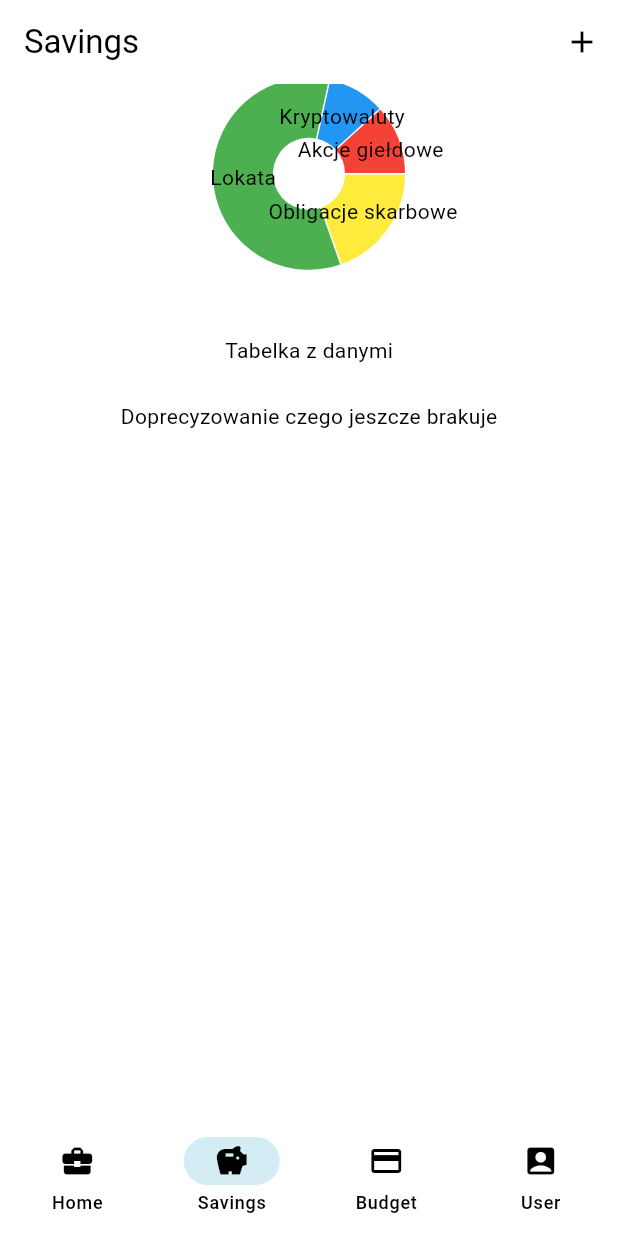
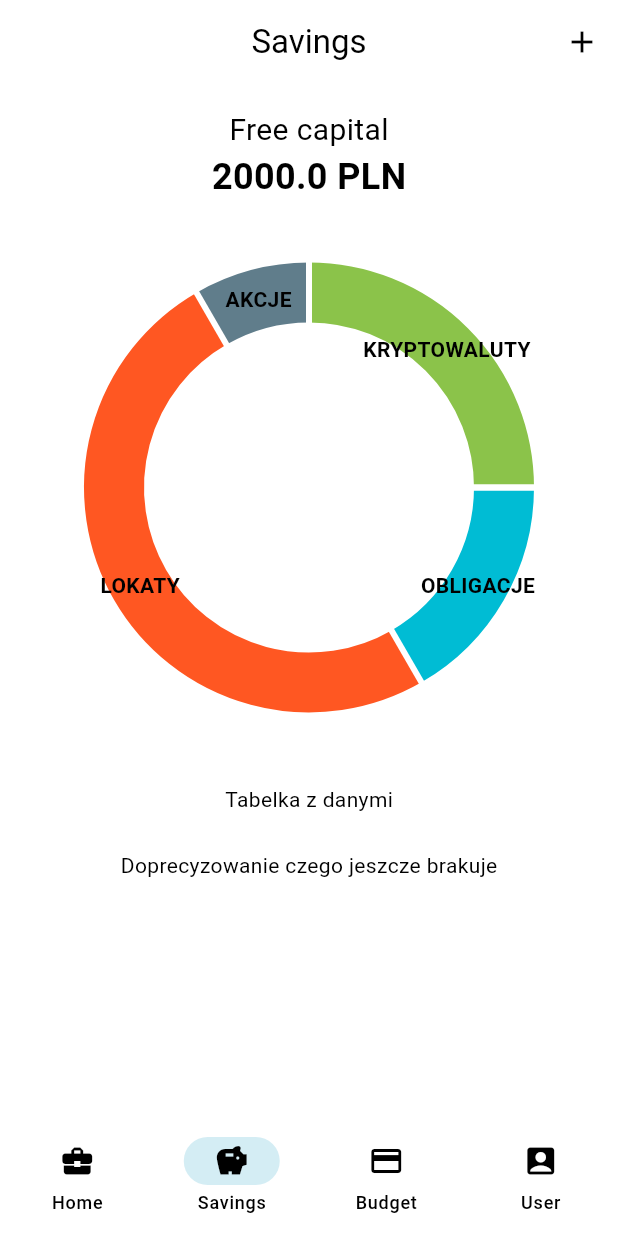
Before and after one commit to rarmand/my-entrepreneurship, a Flutter app: the screen it shows after launch, item 2 of the bottom bar chosen, on a phone screen of 412 x 824 dp. Run offline on Flutter 3.47's test engine with Material 3 defaults, Android fonts, the phone set to English and light mode, and no system bars; drawn by our look-alikes of fl_chart; our stand-ins replace equatable, firebase_core, flutter_bloc; accounts and stored records are empty; generated files the repository leaves out were written again.

Commit message:
tested more combined savings version

```diff
--- a/lib/savings/views/savings_page.dart
+++ b/lib/savings/views/savings_page.dart
@@ -6,36 +6,45 @@ class SavingsPage extends StatelessWidget {
 
   @override
   Widget build(BuildContext context) {
-    PieChartData data = PieChartData(
-      centerSpaceRadius: 24.0,
-      sectionsSpace: 1,
-      sections: <PieChartSectionData>[
-        PieChartSectionData(
-          title: 'Obligacje skarbowe',
-          value: 10000,
-          color: Colors.yellow,
-        ),
-        PieChartSectionData(
-          title: 'Lokata',
-          value: 30000,
-          color: Colors.green,
-        ),
-        PieChartSectionData(
-          title: 'Kryptowaluty',
-          value: 5000,
-          color: Colors.blue,
-        ),
-        PieChartSectionData(
-          title: 'Akcje giełdowe',
-          value: 6000,
-          color: Colors.red,
-        ),
-      ],
+    int touchedIndex = 0;
+
+    // TODO: do pobrania z bazy danych
+    const double freeCapital = 2000.0;
+    const String currency = 'PLN';
+
+    // TODO: do pobrania z bazy danych
+    // do połączenia z klasą investment z constants
+    final data = [
+      {'name': 'obligacje', 'value': 10000.0, 'color': Colors.cyan},
+      {'name': 'lokaty', 'value': 30000.0, 'color': Colors.deepOrange},
+      {'name': 'akcje', 'value': 5000.0, 'color': Colors.blueGrey},
+      {'name': 'kryptowaluty', 'value': 15000.0, 'color': Colors.lightGreen},
+    ];
+
+    List<PieChartSectionData> generateSections() {
+      return data.map((obj) {
+        return PieChartSectionData(
+          title: obj['name'].toString().toUpperCase(),
+          titleStyle: const TextStyle(
+            fontWeight: FontWeight.bold,
+          ),
+          color: obj['color'] as Color,
+          value: obj['value'] as double,
+        );
+      }).toList();
+    }
+
+    PieChartData pieChartData = PieChartData(
+      startDegreeOffset: 0,
+      centerSpaceRadius: double.infinity,
+      sectionsSpace: 4.0,
+      sections: generateSections(),
     );
 
     return Scaffold(
       appBar: AppBar(
         title: const Text('Savings'),
+        centerTitle: true,
         actions: [
           IconButton(
             onPressed: () {
@@ -47,20 +56,44 @@ class SavingsPage extends StatelessWidget {
         ],
       ),
       body: SingleChildScrollView(
-        child: AspectRatio(
-          aspectRatio: 16/9,
+        child: Container(
+          alignment: Alignment.topCenter,
           child: Column(
             children: [
-              Expanded(
-                child: AspectRatio(
-                  aspectRatio: 1,
-                  child: PieChart(
-                    data,
-                    swapAnimationDuration: const Duration(milliseconds: 150),
-                    swapAnimationCurve: Curves.linear,
-                  ),
+              const Padding(
+                padding: EdgeInsets.symmetric(vertical: 16.0),
+                child: Column(
+                  children: [
+                    Text(
+                      'Free capital',
+                      style: TextStyle(
+                        fontSize: 20.0,
+                        fontWeight: FontWeight.w400,
+                      ),
+                    ),
+                    Text(
+                      '$freeCapital $currency',
+                      style: TextStyle(
+                        fontSize: 24.0,
+                        fontWeight: FontWeight.w700,
+                      ),
+                    ),
+                  ],
                 ),
               ),
+
+              const SizedBox(height: 24.0),
+
+              SizedBox(
+                width: 300,
+                height: 300,
+                child: PieChart(
+                  pieChartData,
+                  swapAnimationDuration: const Duration(milliseconds: 150),
+                  swapAnimationCurve: Curves.linear,
+                ),
+              ),
+
               const SizedBox(height: 24.0),
 
               // TODO: list of indicators?
```
